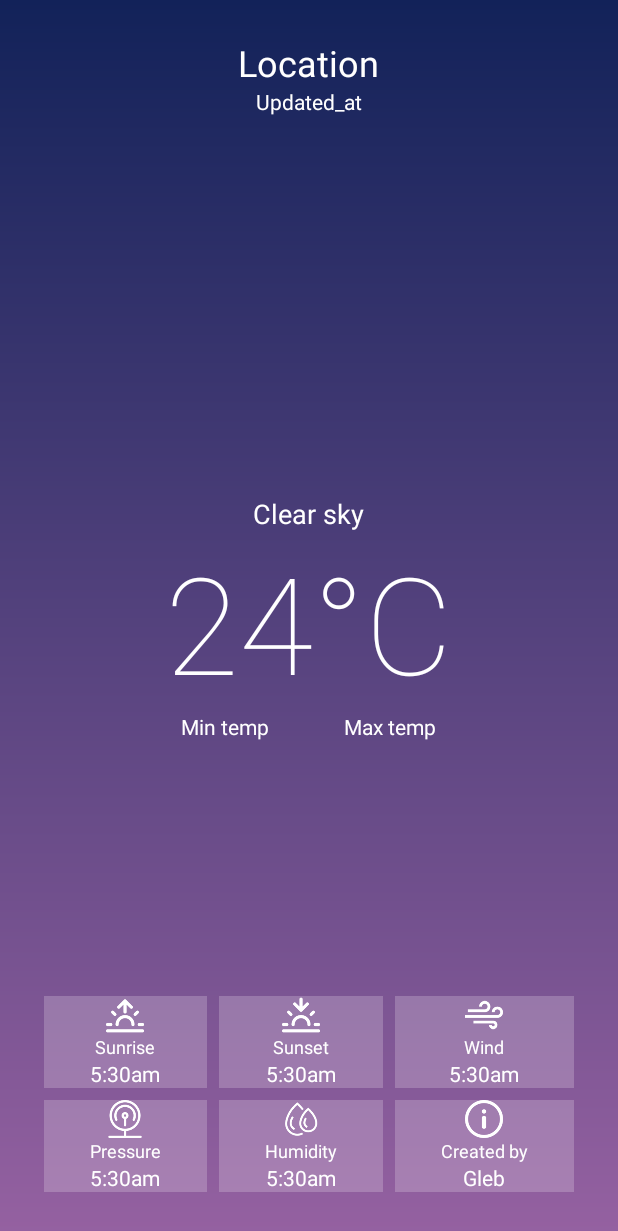
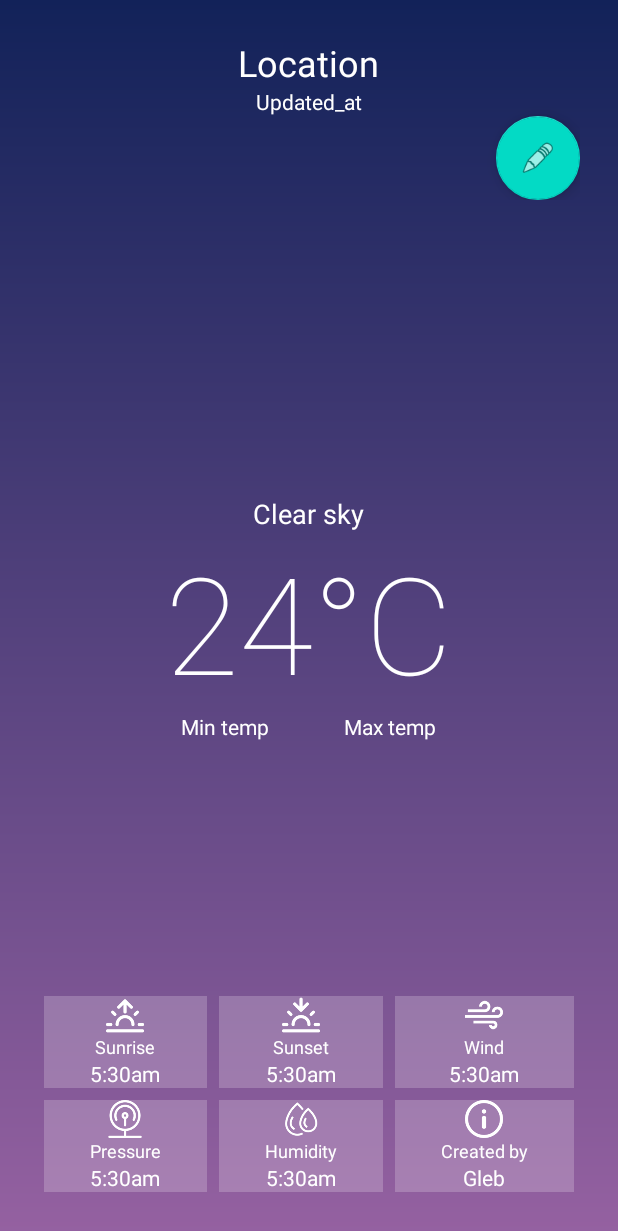
Before and after one commit to glebkr/Weather-App-Kotlin-, an Android app: the screen it shows after launch (MainActivity), on a phone screen of 412 x 824 dp. Shown: the top 1231 px of the screen. Run offline under Robolectric (Android 15) with nearby library versions, the phone set to English and light mode, and no system bars; our stand-ins replace Volley.

Commit message:
Added mechanical input of the city name

```diff
--- a/WeatherApp/app/build.gradle
+++ b/WeatherApp/app/build.gradle
@@ -41,6 +41,7 @@ dependencies {
     implementation "org.jetbrains.kotlin:kotlin-stdlib:$kotlin_version"
     implementation 'com.google.android.gms:play-services-location:17.0.0'
     implementation 'androidx.constraintlayout:constraintlayout:1.1.3'
+    implementation 'com.google.android.material:material:1.4.0'
     testImplementation 'junit:junit:4.+'
     androidTestImplementation 'androidx.test.ext:junit:1.1.1'
     androidTestImplementation 'androidx.test.espresso:espresso-core:3.1.0'
--- a/WeatherApp/app/src/main/java/com/example/weatherapp/MainActivity.kt
+++ b/WeatherApp/app/src/main/java/com/example/weatherapp/MainActivity.kt
@@ -4,8 +4,10 @@ import android.Manifest
 import android.Manifest.permission.ACCESS_FINE_LOCATION
 import android.app.AlertDialog
 import android.content.Context
+import android.content.DialogInterface
 import android.content.Intent
 import android.content.pm.PackageManager
+import android.graphics.Color
 import android.location.Address
 import android.location.Geocoder
 import android.location.Location
@@ -16,13 +18,11 @@ import androidx.appcompat.app.AppCompatActivity;
 import android.os.Bundle
 import android.os.Looper
 import android.provider.Settings
+import android.text.InputType
 import android.util.Log
 import android.view.Gravity.apply
 import android.view.View
-import android.widget.ProgressBar
-import android.widget.RelativeLayout
-import android.widget.TextView
-import android.widget.Toast
+import android.widget.*
 import androidx.core.app.ActivityCompat
 import androidx.core.content.ContextCompat.getSystemService
 import com.android.volley.Request
@@ -53,9 +53,6 @@ class MainActivity : AppCompatActivity() {
     lateinit var locationRequest: LocationRequest
     lateinit var locationCallback: LocationCallback
 
-    var latitude: String = ""
-    var longitude: String = ""
-    var city = ""
     /*
     private val locationCallBack: LocationCallback = object : LocationCallback() {
         override fun onLocationResult(locationResult: LocationResult?) {
@@ -88,9 +85,36 @@ class MainActivity : AppCompatActivity() {
 
         try {
             fusedLocationProvider = LocationServices.getFusedLocationProviderClient(this)
+            fab.setOnClickListener {
+                showDialog()
+            }
         } catch (ex: Exception) {
             Toast.makeText(applicationContext, ex.toString(), Toast.LENGTH_LONG).show()
         }
+
+    }
+
+    fun showDialog() {
+        val builder = AlertDialog.Builder(this, R.style.AlertDialog)
+        builder.setTitle("Enter a city name")
+
+        val input = EditText(this).apply {
+            setHint("City")
+            inputType = InputType.TYPE_CLASS_TEXT
+        }
+        builder.setView(input)
+
+        builder.setPositiveButton("OK", DialogInterface.OnClickListener{ dialog, which ->
+            var city = input.text.toString().trim()
+            weatherUrl = "https://api.openweathermap.org/data/2.5/weather?q=${city}&units=metric&appid=$api"
+            getWeather()
+        })
+
+        builder.setNegativeButton("Cancel", DialogInterface.OnClickListener{ dialog, which ->
+            dialog.cancel()
+        })
+
+        builder.show()
 
     }
 
@@ -140,6 +164,10 @@ class MainActivity : AppCompatActivity() {
                         }
                     }
                 }
+            }
+        } catch (ex: Exception) {
+            Toast.makeText(applicationContext, ex.toString(), Toast.LENGTH_SHORT).show()
+        }
 
                 /*
                 val manager = getSystemService(Context.LOCATION_SERVICE) as LocationManager
@@ -201,9 +229,65 @@ class MainActivity : AppCompatActivity() {
 
                            */
 
+
+    }
+
+
+
+    private fun getLocationUpdate() {
+        if (ActivityCompat.checkSelfPermission(
+                this,
+                Manifest.permission.ACCESS_FINE_LOCATION
+            ) != PackageManager.PERMISSION_GRANTED && ActivityCompat.checkSelfPermission(
+                this,
+                Manifest.permission.ACCESS_COARSE_LOCATION
+            ) != PackageManager.PERMISSION_GRANTED
+        ) {
+            ActivityCompat.requestPermissions(this, arrayOf(ACCESS_FINE_LOCATION), 1000)
+            return
+        } else {
+            val locationManager = getSystemService(Context.LOCATION_SERVICE) as LocationManager
+            if (locationManager.isProviderEnabled(LocationManager.GPS_PROVIDER) || locationManager.isProviderEnabled(
+                    LocationManager.NETWORK_PROVIDER
+                )
+            ) {
+                fusedLocationProvider = LocationServices.getFusedLocationProviderClient(this)
+                locationRequest = LocationRequest().apply {
+                    interval = 50000
+                    fastestInterval = 50000
+                    smallestDisplacement = 170f
+                    priority = LocationRequest.PRIORITY_BALANCED_POWER_ACCURACY
+                }
+
+                locationCallback = object : LocationCallback() {
+                    override fun onLocationResult(locationResult: LocationResult?) {
+                        locationResult ?: showAlertLocation()
+                        if (locationResult!!.locations.isNotEmpty()) {
+                            val addresses: List<Address>?
+                            val geoCoder = Geocoder(applicationContext, Locale.getDefault())
+                            addresses = geoCoder.getFromLocation(
+                                locationResult.lastLocation.latitude,
+                                locationResult.lastLocation.longitude,
+                                1
+                            )
+                            if (addresses != null && addresses.isNotEmpty()) {
+                                val city = addresses[0].locality
+                                Log.e(
+                                    "location",
+                                    "$city "
+                                )
+                                weatherUrl = "https://api.openweathermap.org/data/2.5/weather?q=${city}&units=metric&appid=$api"
+                                Toast.makeText(applicationContext, weatherUrl, Toast.LENGTH_SHORT).show()
+                                getWeather()
+                            }
+
+                        }
+                    }
+                }
+            } else {
+                showAlertLocation()
             }
-        } catch (ex: Exception) {
-            Toast.makeText(applicationContext, ex.toString(), Toast.LENGTH_SHORT).show()
+
         }
     }
 
@@ -212,7 +296,7 @@ class MainActivity : AppCompatActivity() {
         val url: String = weatherUrl
         Toast.makeText(applicationContext, weatherUrl, Toast.LENGTH_SHORT).show()
         val request = StringRequest(Request.Method.GET, url,
-            Response.Listener<String> { response ->
+            { response ->
                 Log.e("lat", response.toString())
                 val jsonObj = JSONObject(response)
 
@@ -252,7 +336,7 @@ class MainActivity : AppCompatActivity() {
                 findViewById<TextView>(R.id.humidity).text = humidity
 
             },
-            Response.ErrorListener {
+            {
                 Toast.makeText(applicationContext, it.toString(), Toast.LENGTH_LONG).show()
             }
         )
@@ -261,40 +345,20 @@ class MainActivity : AppCompatActivity() {
     }
 
 
-    fun getLocationUpdate() {
-        fusedLocationProvider = LocationServices.getFusedLocationProviderClient(this)
-        locationRequest = LocationRequest()
-        locationRequest.interval = 50000
-        locationRequest.fastestInterval = 50000
-        locationRequest.smallestDisplacement = 170f
-        locationRequest.priority = LocationRequest.PRIORITY_BALANCED_POWER_ACCURACY
-        locationCallback = object : LocationCallback() {
-            override fun onLocationResult(locationResult: LocationResult?) {
-                locationResult ?: return
-                if (locationResult.locations.isNotEmpty()) {
-                    val addresses: List<Address>?
-                    val geoCoder = Geocoder(applicationContext, Locale.getDefault())
-                    addresses = geoCoder.getFromLocation(
-                        locationResult.lastLocation.latitude,
-                        locationResult.lastLocation.longitude,
-                        1
-                    )
-                    if (addresses != null && addresses.isNotEmpty()) {
-                        val city = addresses[0].locality
-                        Log.e(
-                            "location",
-                            "$city "
-                        )
-                        weatherUrl = "https://api.openweathermap.org/data/2.5/weather?q=${city}&units=metric&appid=$api"
-                        Toast.makeText(applicationContext, weatherUrl, Toast.LENGTH_SHORT).show()
-                        getWeather()
-                    }
+    private fun showAlertLocation() {
+        val dialog = AlertDialog.Builder(this)
+        dialog.setMessage("Your location settings is set to off, Please enable location to use this application")
+        dialog.setPositiveButton("Settings") { _, _ ->
+            val myIntent = Intent(Settings.ACTION_LOCATION_SOURCE_SETTINGS)
+            startActivity(myIntent)
+        }
+        dialog.setNegativeButton("Cancel") { _, _ ->
+            finish()
+        }
+        dialog.setCancelable(false)
+        dialog.show()
+    }
 
-                }
-            }
-        }
-
-    }
 
 /*
     private fun requestLocation() {
@@ -435,19 +499,7 @@ class MainActivity : AppCompatActivity() {
         getLocationUpdate()
     }
 
-    private fun showAlertLocation() {
-        val dialog = AlertDialog.Builder(this)
-        dialog.setMessage("Your location settings is set to off, Please enable location to use this application")
-        dialog.setPositiveButton("Settings") { _, _ ->
-            val myIntent = Intent(Settings.ACTION_LOCATION_SOURCE_SETTINGS)
-            startActivity(myIntent)
-        }
-        dialog.setNegativeButton("Cancel") { _, _ ->
-            finish()
-        }
-        dialog.setCancelable(false)
-        dialog.show()
-    }
+
 
     fun getLocationUpdate() {
             fusedLocationClient = LocationServices.getFusedLocationProviderClient(this)
--- a/WeatherApp/app/src/main/res/layout/activity_main.xml
+++ b/WeatherApp/app/src/main/res/layout/activity_main.xml
@@ -25,70 +25,72 @@
 
             <TextView
                 android:id="@+id/address"
-                android:textSize="24sp"
                 android:layout_width="wrap_content"
                 android:layout_height="wrap_content"
-                android:text="Location">
-            </TextView>
+                android:text="Location"
+                android:textSize="24sp"></TextView>
 
             <TextView
                 android:id="@+id/updated_at"
-                android:textSize="14sp"
+                android:layout_width="wrap_content"
+                android:layout_height="wrap_content"
                 android:text="Updated_at"
-                android:layout_width="wrap_content"
-                android:layout_height="wrap_content">
-            </TextView>
+                android:textSize="14sp"></TextView>
+
+            <com.google.android.material.floatingactionbutton.FloatingActionButton
+                android:id="@+id/fab"
+                android:layout_width="70dp"
+                android:layout_height="wrap_content"
+                android:layout_gravity="right"
+                android:clickable="true"
+                app:srcCompat="@android:drawable/ic_menu_edit" />
+
         </LinearLayout>
 
         <LinearLayout
             android:id="@+id/overviewContainer"
-            android:orientation="vertical"
-            android:layout_centerInParent="true"
             android:layout_width="match_parent"
             android:layout_height="wrap_content"
-            android:gravity="center">
+            android:layout_centerInParent="true"
+            android:gravity="center"
+            android:orientation="vertical">
 
             <TextView
+                android:id="@+id/status"
                 android:layout_width="wrap_content"
                 android:layout_height="wrap_content"
-                android:id="@+id/status"
-                android:textSize="18sp"
-                android:text="Clear sky">
-            </TextView>
+                android:text="Clear sky"
+                android:textSize="18sp"></TextView>
 
             <TextView
                 android:id="@+id/temp"
-                android:textSize="90sp"
+                android:layout_width="wrap_content"
+                android:layout_height="wrap_content"
                 android:fontFamily="sans-serif-thin"
                 android:text="24°C"
-                android:layout_width="wrap_content"
-                android:layout_height="wrap_content">
-            </TextView>
+                android:textSize="90sp"></TextView>
 
             <LinearLayout
                 android:layout_width="match_parent"
                 android:layout_height="wrap_content"
-                android:orientation="horizontal"
-                android:gravity="center">
+                android:gravity="center"
+                android:orientation="horizontal">
 
                 <TextView
                     android:id="@+id/temp_min"
                     android:layout_width="wrap_content"
                     android:layout_height="wrap_content"
-                    android:text="Min temp">
-                </TextView>
+                    android:text="Min temp"></TextView>
 
                 <Space
                     android:layout_width="50dp"
-                    android:layout_height="wrap_content">
-                </Space>
+                    android:layout_height="wrap_content"></Space>
 
                 <TextView
                     android:id="@+id/temp_max"
-                    android:text="Max temp"
                     android:layout_width="wrap_content"
-                    android:layout_height="wrap_content">
-                </TextView>
+                    android:layout_height="wrap_content"
+                    android:text="Max temp"></TextView>
 
             </LinearLayout>
 
@@ -368,214 +370,191 @@
         <GridLayout
             android:layout_width="match_parent"
             android:layout_height="wrap_content"
+            android:layout_alignParentBottom="true"
             android:columnCount="3"
             android:rowCount="2"
-            android:layout_alignParentBottom="true"
             android:useDefaultMargins="true">
 
             <LinearLayout
                 android:layout_rowWeight="1"
                 android:layout_columnWeight="1"
-                android:orientation="vertical"
+                android:background="#3CF1EBF1"
                 android:gravity="center"
-                android:background="#3CF1EBF1">
+                android:orientation="vertical">
 
                 <ImageView
                     android:layout_width="25dp"
                     android:layout_height="25dp"
                     android:src="@drawable/sunrise"
-                    android:tint="#FFF">
-                </ImageView>
+                    android:tint="#FFF"></ImageView>
 
                 <Space
                     android:layout_width="5dp"
-                    android:layout_height="wrap_content">
-                </Space>
+                    android:layout_height="wrap_content"></Space>
 
                 <TextView
                     android:layout_width="wrap_content"
                     android:layout_height="wrap_content"
                     android:text="Sunrise"
-                    android:textSize="12sp">
-                </TextView>
+                    android:textSize="12sp"></TextView>
 
                 <TextView
                     android:id="@+id/sunrise"
                     android:layout_width="wrap_content"
                     android:layout_height="wrap_content"
                     android:text="5:30am"
-                    android:textSize="14sp">
-                </TextView>
+                    android:textSize="14sp"></TextView>
             </LinearLayout>
 
             <LinearLayout
                 android:layout_rowWeight="1"
                 android:layout_columnWeight="1"
-                android:orientation="vertical"
+                android:background="#3CF1EBF1"
                 android:gravity="center"
-                android:background="#3CF1EBF1">
+                android:orientation="vertical">
 
                 <ImageView
                     android:layout_width="25dp"
                     android:layout_height="25dp"
                     android:src="@drawable/sunset"
-                    android:tint="#FFF">
-                </ImageView>
+                    android:tint="#FFF"></ImageView>
 
                 <TextView
                     android:layout_width="wrap_content"
                     android:layout_height="wrap_content"
                     android:text="Sunset"
-                    android:textSize="12sp">
-                </TextView>
+                    android:textSize="12sp"></TextView>
 
                 <TextView
                     android:id="@+id/sunset"
                     android:layout_width="wrap_content"
                     android:layout_height="wrap_content"
                     android:text="5:30am"
-                    android:textSize="14sp">
-                </TextView>
+                    android:textSize="14sp"></TextView>
             </LinearLayout>
 
             <LinearLayout
                 android:layout_rowWeight="1"
                 android:layout_columnWeight="1"
-                android:orientation="vertical"
+                android:background="#3CF1EBF1"
                 android:gravity="center"
-                android:background="#3CF1EBF1">
+                android:orientation="vertical">
 
                 <ImageView
                     android:layout_width="25dp"
                     android:layout_height="25dp"
                     android:src="@drawable/wind"
-                    android:tint="#FFF">
-                </ImageView>
+                    android:tint="#FFF"></ImageView>
 
                 <Space
                     android:layout_width="5dp"
-                    android:layout_height="wrap_content">
-                </Space>
+                    android:layout_height="wrap_content"></Space>
 
                 <TextView
                     android:layout_width="wrap_content"
                     android:layout_height="wrap_content"
                     android:text="Wind"
-                    android:textSize="12sp">
-                </TextView>
+                    android:textSize="12sp"></TextView>
 
                 <TextView
                     android:id="@+id/wind"
                     android:layout_width="wrap_content"
                     android:layout_height="wrap_content"
                     android:text="5:30am"
-                    android:textSize="14sp">
-                </TextView>
+                    android:textSize="14sp"></TextView>
             </LinearLayout>
 
             <LinearLayout
                 android:layout_rowWeight="1"
                 android:layout_columnWeight="1"
-                android:orientation="vertical"
+                android:background="#3CF1EBF1"
                 android:gravity="center"
-                android:background="#3CF1EBF1">
+                android:orientation="vertical">
 
                 <ImageView
                     android:layout_width="25dp"
                     android:layout_height="25dp"
                     android:src="@drawable/pressure"
-                    android:tint="#FFF">
-                </ImageView>
+                    android:tint="#FFF"></ImageView>
 
                 <Space
                     android:layout_width="5dp"
-                    android:layout_height="wrap_content">
-                </Space>
+                    android:layout_height="wrap_content"></Space>
 
                 <TextView
                     android:layout_width="wrap_content"
                     android:layout_height="wrap_content"
                     android:text="Pressure"
-                    android:textSize="12sp">
-                </TextView>
+                    android:textSize="12sp"></TextView>
 
                 <TextView
                     android:id="@+id/pressure"
                     android:layout_width="wrap_content"
                     android:layout_height="wrap_content"
                     android:text="5:30am"
-                    android:textSize="14sp">
-                </TextView>
+                    android:textSize="14sp"></TextView>
             </LinearLayout>
 
             <LinearLayout
                 android:layout_rowWeight="1"
                 android:layout_columnWeight="1"
-                android:orientation="vertical"
+                android:background="#3CF1EBF1"
                 android:gravity="center"
-                android:background="#3CF1EBF1">
+                android:orientation="vertical">
 
                 <ImageView
                     android:layout_width="25dp"
                     android:layout_height="25dp"
                     android:src="@drawable/humidity"
-                    android:tint="#FFF">
-                </ImageView>
+                    android:tint="#FFF"></ImageView>
 
                 <Space
                     android:layout_width="5dp"
-                    android:layout_height="wrap_content">
-                </Space>
+                    android:layout_height="wrap_content"></Space>
 
                 <TextView
                     android:layout_width="wrap_content"
                     android:layout_height="wrap_content"
                     android:text="Humidity"
-                    android:textSize="12sp">
-                </TextView>
+                    android:textSize="12sp"></TextView>
 
                 <TextView
                     android:id="@+id/humidity"
                     android:layout_width="wrap_content"
                     android:layout_height="wrap_content"
                     android:text="5:30am"
-                    android:textSize="14sp">
-                </TextView>
+                    android:textSize="14sp"></TextView>
             </LinearLayout>
 
             <LinearLayout
                 android:layout_rowWeight="1"
                 android:layout_columnWeight="1"
-                android:orientation="vertical"
+                android:background="#3CF1EBF1"
                 android:gravity="center"
-                android:background="#3CF1EBF1">
+                android:orientation="vertical">
 
                 <ImageView
                     android:layout_width="25dp"
                     android:layout_height="25dp"
                     android:src="@drawable/info"
-                    android:tint="#FFF">
-                </ImageView>
+                    android:tint="#FFF"></ImageView>
 
                 <Space
                     android:layout_width="5dp"
-                    android:layout_height="wrap_content">
-                </Space>
+                    android:layout_height="wrap_content"></Space>
 
                 <TextView
                     android:layout_width="wrap_content"
                     android:layout_height="wrap_content"
                     android:text="Created by"
-                    android:textSize="12sp">
-                </TextView>
+                    android:textSize="12sp"></TextView>
 
                 <TextView
                     android:id="@+id/info"
                     android:layout_width="wrap_content"
                     android:layout_height="wrap_content"
                     android:text="Gleb"
-                    android:textSize="14sp">
-                </TextView>
+                    android:textSize="14sp"></TextView>
             </LinearLayout>
 
         </GridLayout>
--- /dev/null
+++ b/WeatherApp/app/src/main/res/values/styles.xml
@@ -0,0 +1,6 @@
+<?xml version="1.0" encoding="utf-8"?>
+<resources>
+    <style name="AlertDialog" parent="Base.Theme.AppCompat.Light.Dialog">
+        <item name="android:textColor">#595959</item>
+    </style>
+</resources>
```
